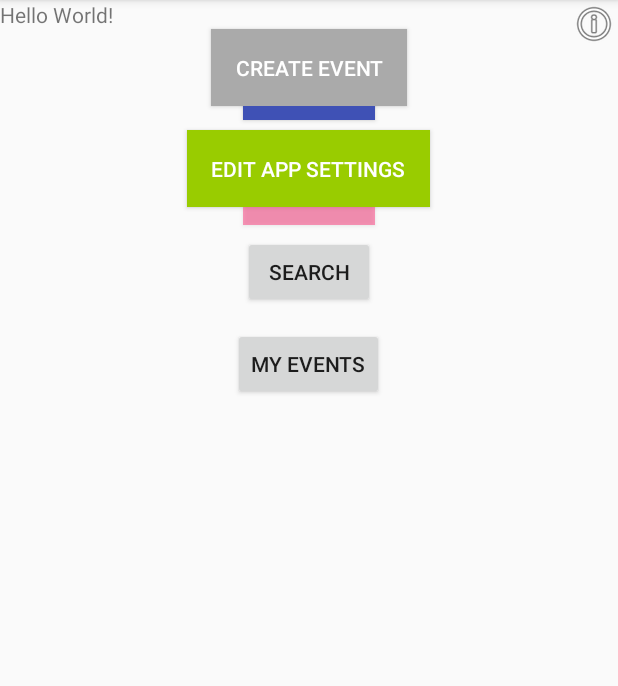
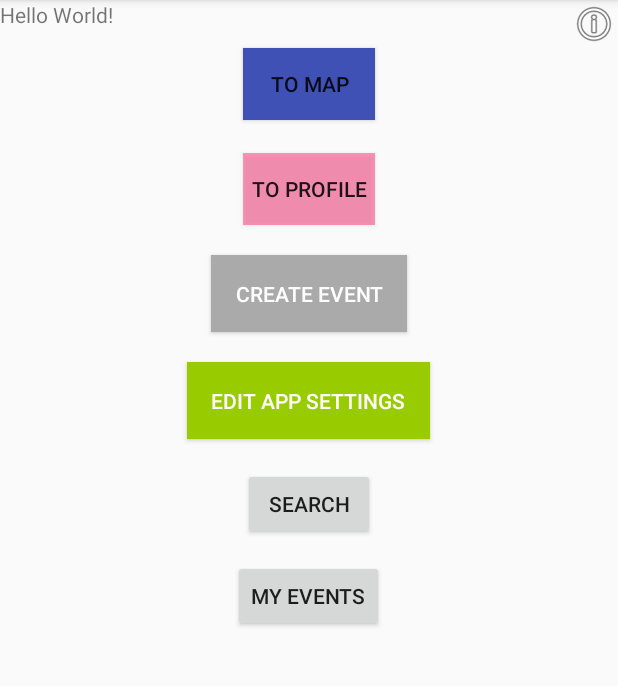
Before and after one commit to jamesonn/team2Capstone, an Android app: the screen it shows after launch (MainActivity), on a phone screen of 412 x 824 dp, the part 84-770 px from its top. Run offline under Robolectric (Android 15) with nearby library versions, the phone set to English and light mode, and no system bars.

Commit message:
Attempt to fix button layout on MainActivity page.

```diff
--- a/MKESocial/app/src/main/res/layout/activity_main.xml
+++ b/MKESocial/app/src/main/res/layout/activity_main.xml
@@ -51,8 +51,9 @@
         style="@style/Widget.AppCompat.Button.Colored"
         android:layout_width="wrap_content"
         android:layout_height="wrap_content"
-        android:layout_below="@+id/textView2"
+        android:layout_below="@+id/button2"
         android:layout_centerHorizontal="true"
+        android:layout_marginBottom="20dp"
         android:background="@android:color/darker_gray"
         android:onClick="create_event_btn_on_click"
         android:padding="@dimen/fab_margin"
@@ -66,7 +67,7 @@
         android:layout_height="wrap_content"
         android:layout_below="@+id/create_event_button"
         android:layout_centerHorizontal="true"
-        android:layout_marginTop="16dp"
+        android:layout_centerVertical="true"
         android:background="@android:color/holo_green_light"
         android:onClick="settings_btn_on_click"
         android:padding="@dimen/fab_margin"
```
